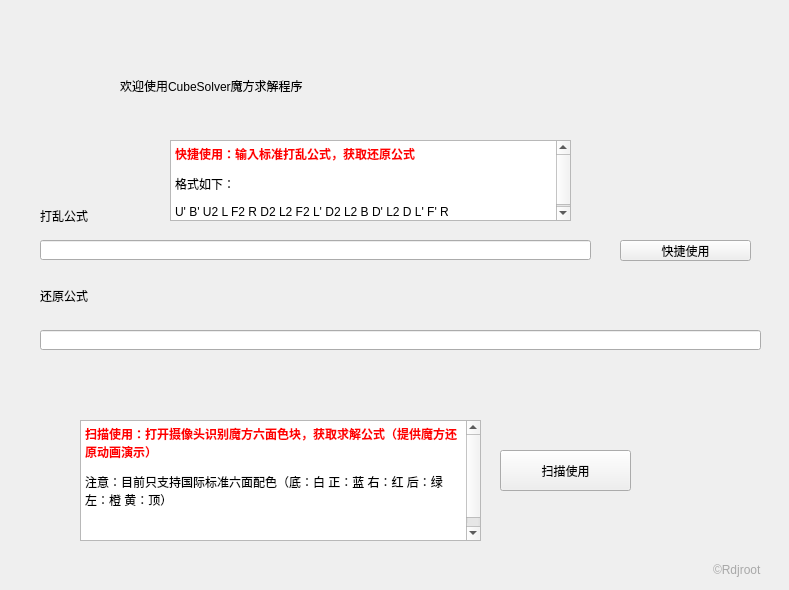
The window that CubeSolver/welcome.ui (Rdjroot/CubeSolver) describes before a commit, drawn with Qt 5.
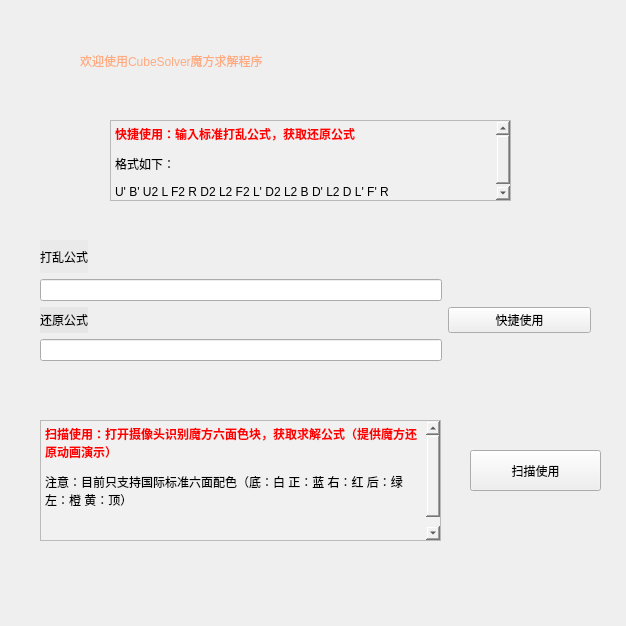
The same window after the commit.

Diff of the .ui file:
```diff
--- a/CubeSolver/welcome.ui
+++ b/CubeSolver/welcome.ui
@@ -6,20 +6,20 @@
    <rect>
     <x>0</x>
     <y>0</y>
-    <width>789</width>
-    <height>590</height>
+    <width>626</width>
+    <height>626</height>
    </rect>
   </property>
   <property name="minimumSize">
    <size>
-    <width>789</width>
-    <height>590</height>
+    <width>626</width>
+    <height>626</height>
    </size>
   </property>
   <property name="maximumSize">
    <size>
-    <width>789</width>
-    <height>590</height>
+    <width>626</width>
+    <height>626</height>
    </size>
   </property>
   <property name="windowTitle">
@@ -28,14 +28,16 @@
   <widget class="QLabel" name="label">
    <property name="geometry">
     <rect>
-     <x>120</x>
-     <y>0</y>
-     <width>551</width>
-     <height>171</height>
+     <x>80</x>
+     <y>10</y>
+     <width>521</width>
+     <height>101</height>
     </rect>
    </property>
    <property name="styleSheet">
-    <string notr="true">font: 24pt &quot;微软雅黑&quot;;</string>
+    <string notr="true">font: 24pt &quot;华文彩云&quot;;
+color: rgb(255, 170, 127);
+</string>
    </property>
    <property name="text">
     <string>欢迎使用CubeSolver魔方求解程序</string>
@@ -44,12 +46,15 @@
   <widget class="QTextBrowser" name="textBrowser">
    <property name="geometry">
     <rect>
-     <x>170</x>
-     <y>140</y>
+     <x>110</x>
+     <y>120</y>
      <width>401</width>
      <height>81</height>
     </rect>
    </property>
+   <property name="styleSheet">
+    <string notr="true">background-color: rgb(240, 240, 240);</string>
+   </property>
    <property name="html">
     <string>&lt;!DOCTYPE HTML PUBLIC &quot;-//W3C//DTD HTML 4.0//EN&quot; &quot;http://www.w3.org/TR/REC-html40/strict.dtd&quot;&gt;
 &lt;html&gt;&lt;head&gt;&lt;meta name=&quot;qrichtext&quot; content=&quot;1&quot; /&gt;&lt;style type=&quot;text/css&quot;&gt;
@@ -60,28 +65,18 @@
 &lt;p style=&quot; margin-top:12px; margin-bottom:12px; margin-left:0px; margin-right:0px; -qt-block-indent:0; text-indent:0px;&quot;&gt;U' B' U2 L F2 R D2 L2 F2 L' D2 L2 B D' L2 D L' F' R&lt;/p&gt;&lt;/body&gt;&lt;/html&gt;</string>
    </property>
   </widget>
-  <widget class="QPushButton" name="pushButton">
-   <property name="geometry">
-    <rect>
-     <x>620</x>
-     <y>240</y>
-     <width>131</width>
-     <height>21</height>
-    </rect>
-   </property>
-   <property name="text">
-    <string>快捷使用</string>
-   </property>
-  </widget>
   <widget class="QTextBrowser" name="textBrowser_2">
    <property name="geometry">
     <rect>
-     <x>80</x>
+     <x>40</x>
      <y>420</y>
      <width>401</width>
      <height>121</height>
     </rect>
    </property>
+   <property name="styleSheet">
+    <string notr="true">background-color: rgb(241, 241, 241);</string>
+   </property>
    <property name="html">
     <string>&lt;!DOCTYPE HTML PUBLIC &quot;-//W3C//DTD HTML 4.0//EN&quot; &quot;http://www.w3.org/TR/REC-html40/strict.dtd&quot;&gt;
 &lt;html&gt;&lt;head&gt;&lt;meta name=&quot;qrichtext&quot; content=&quot;1&quot; /&gt;&lt;style type=&quot;text/css&quot;&gt;
@@ -95,7 +90,7 @@
   <widget class="QPushButton" name="scanUsing">
    <property name="geometry">
     <rect>
-     <x>500</x>
+     <x>470</x>
      <y>450</y>
      <width>131</width>
      <height>41</height>
@@ -105,58 +100,6 @@
     <string>扫描使用</string>
    </property>
   </widget>
-  <widget class="QLineEdit" name="latexInput">
-   <property name="geometry">
-    <rect>
-     <x>40</x>
-     <y>240</y>
-     <width>551</width>
-     <height>20</height>
-    </rect>
-   </property>
-  </widget>
-  <widget class="QLabel" name="label_2">
-   <property name="geometry">
-    <rect>
-     <x>40</x>
-     <y>200</y>
-     <width>81</width>
-     <height>31</height>
-    </rect>
-   </property>
-   <property name="styleSheet">
-    <string notr="true">font: 14pt &quot;微软雅黑&quot;;</string>
-   </property>
-   <property name="text">
-    <string>打乱公式</string>
-   </property>
-  </widget>
-  <widget class="QLineEdit" name="latexOutput">
-   <property name="geometry">
-    <rect>
-     <x>40</x>
-     <y>330</y>
-     <width>721</width>
-     <height>20</height>
-    </rect>
-   </property>
-  </widget>
-  <widget class="QLabel" name="label_3">
-   <property name="geometry">
-    <rect>
-     <x>40</x>
-     <y>270</y>
-     <width>141</width>
-     <height>51</height>
-    </rect>
-   </property>
-   <property name="styleSheet">
-    <string notr="true">font: 14pt &quot;微软雅黑&quot;;</string>
-   </property>
-   <property name="text">
-    <string>还原公式</string>
-   </property>
-  </widget>
   <widget class="QLabel" name="label_4">
    <property name="geometry">
     <rect>
@@ -174,6 +117,98 @@
     <string>©Rdjroot</string>
    </property>
   </widget>
+  <widget class="QWidget" name="">
+   <property name="geometry">
+    <rect>
+     <x>40</x>
+     <y>240</y>
+     <width>551</width>
+     <height>121</height>
+    </rect>
+   </property>
+   <layout class="QGridLayout" name="gridLayout">
+    <item row="3" column="0">
+     <widget class="QLabel" name="label_3">
+      <property name="styleSheet">
+       <string notr="true">font: 14pt &quot;微软雅黑&quot;;
+background-color: rgb(230, 230, 230);
+</string>
+      </property>
+      <property name="text">
+       <string>还原公式</string>
+      </property>
+     </widget>
+    </item>
+    <item row="0" column="0">
+     <widget class="QLabel" name="label_2">
+      <property name="styleSheet">
+       <string notr="true">font: 14pt &quot;微软雅黑&quot;;
+background-color: rgb(234, 234, 234);
+</string>
+      </property>
+      <property name="text">
+       <string>打乱公式</string>
+      </property>
+     </widget>
+    </item>
+    <item row="3" column="1">
+     <spacer name="horizontalSpacer">
+      <property name="orientation">
+       <enum>Qt::Horizontal</enum>
+      </property>
+      <property name="sizeHint" stdset="0">
+       <size>
+        <width>348</width>
+        <height>20</height>
+       </size>
+      </property>
+     </spacer>
+    </item>
+    <item row="3" column="2">
+     <widget class="QPushButton" name="pushButton">
+      <property name="text">
+       <string>快捷使用</string>
+      </property>
+     </widget>
+    </item>
+    <item row="4" column="0" colspan="2">
+     <widget class="QLineEdit" name="latexOutput"/>
+    </item>
+    <item row="4" column="2">
+     <spacer name="horizontalSpacer_2">
+      <property name="orientation">
+       <enum>Qt::Horizontal</enum>
+      </property>
+      <property name="sizeHint" stdset="0">
+       <size>
+        <width>40</width>
+        <height>20</height>
+       </size>
+      </property>
+     </spacer>
+    </item>
+    <item row="2" column="0" colspan="2">
+     <widget class="QLineEdit" name="latexInput"/>
+    </item>
+   </layout>
+  </widget>
+  <zorder>textBrowser</zorder>
+  <zorder>pushButton</zorder>
+  <zorder>textBrowser_2</zorder>
+  <zorder>scanUsing</zorder>
+  <zorder>latexInput</zorder>
+  <zorder>label_2</zorder>
+  <zorder>latexOutput</zorder>
+  <zorder>label_3</zorder>
+  <zorder>label_4</zorder>
+  <zorder>verticalSpacer</zorder>
+  <zorder>verticalSpacer_2</zorder>
+  <zorder>verticalSpacer_3</zorder>
+  <zorder>verticalSpacer_4</zorder>
+  <zorder>verticalSpacer_5</zorder>
+  <zorder>horizontalSpacer</zorder>
+  <zorder>horizontalSpacer_3</zorder>
+  <zorder>label</zorder>
  </widget>
  <resources/>
  <connections/>
```
